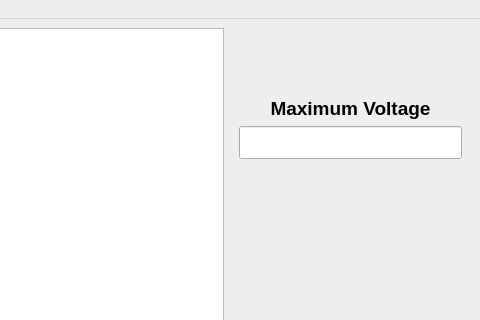
DCHartlen/WindEnergyActivity, file PythonPlotting/PlotDataGUI.ui: the form before one commit; both pictures show x 541 to 1021 and y 0 to 320 of the 1021 by 630 pixel window.
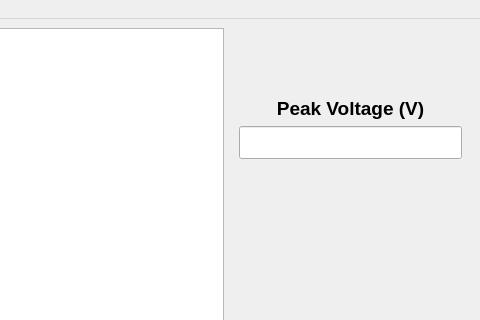
The form after the commit. Custom widgets are drawn as their Qt base class.

Commit message:
Scolling Plot now works
Also updated messages and box alignments
To Do:
Remove filtered serial on arduino.
Impliment filtering on python
Write readme

```diff
--- a/PythonPlotting/PlotDataGUI.ui
+++ b/PythonPlotting/PlotDataGUI.ui
@@ -71,7 +71,7 @@
           </size>
          </property>
          <property name="text">
-          <string>&lt;html&gt;&lt;head/&gt;&lt;body&gt;&lt;p align=&quot;center&quot;&gt;&lt;span style=&quot; font-size:14pt; font-weight:600;&quot;&gt;Maximum Voltage&lt;/span&gt;&lt;/p&gt;&lt;/body&gt;&lt;/html&gt;</string>
+          <string>&lt;html&gt;&lt;head/&gt;&lt;body&gt;&lt;p align=&quot;center&quot;&gt;&lt;span style=&quot; font-size:14pt; font-weight:600;&quot;&gt;Peak Voltage (V)&lt;/span&gt;&lt;/p&gt;&lt;/body&gt;&lt;/html&gt;</string>
          </property>
          <property name="alignment">
           <set>Qt::AlignCenter</set>
```
Left out of the diff: 2 changed lines with no effect on the pictures. The commit also changes 2 other files.
